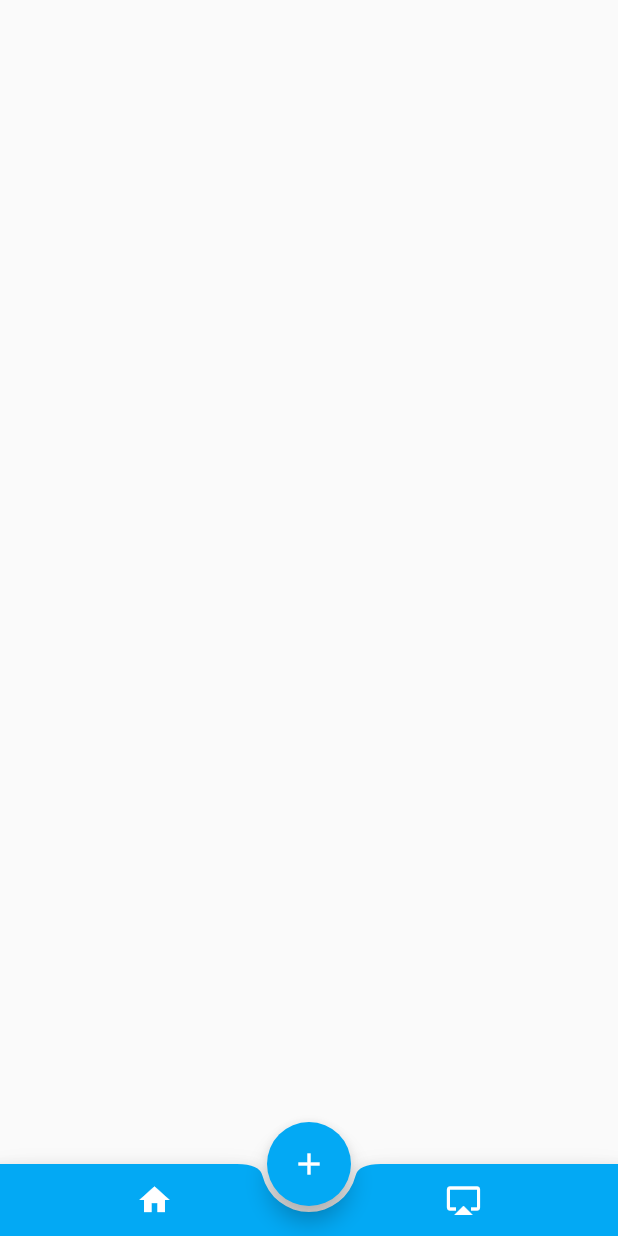
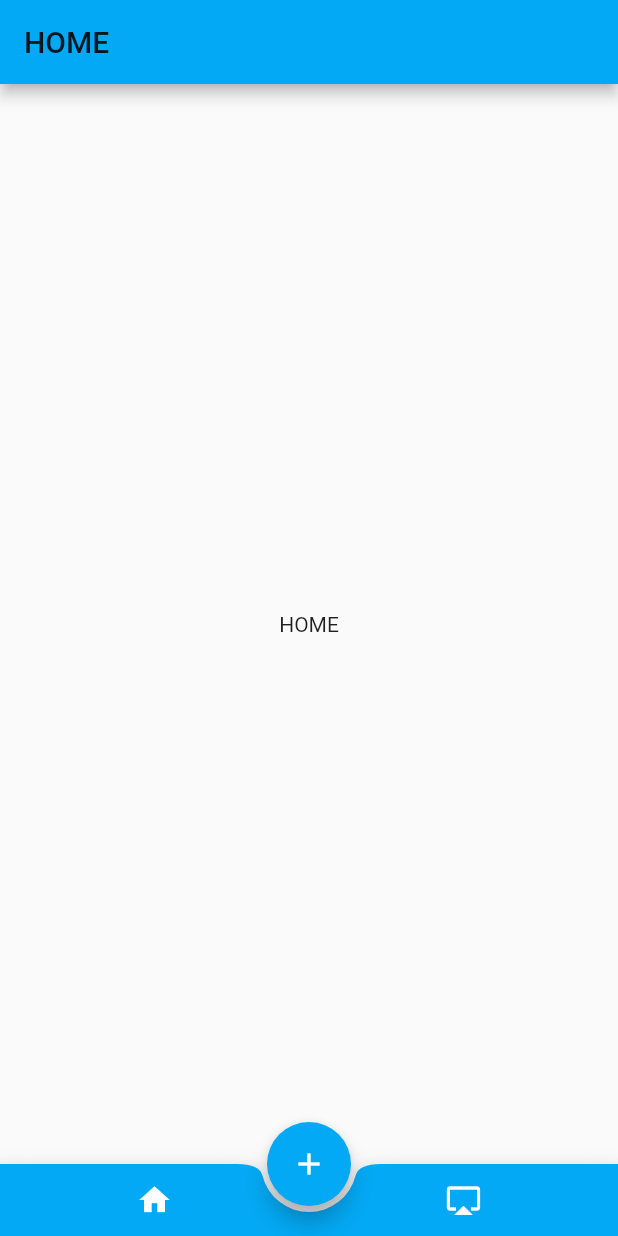
Before and after one commit to veshen/flutterExample, a Flutter app: the screen it shows after launch, after a tap on the "home" icon, on a phone screen of 412 x 824 dp. Run offline on Flutter 3.47's test engine with Material 2 defaults, Android fonts, the phone set to English and light mode, and no system bars.

Commit message:
动态配置路由页面

```diff
--- a/lib/bottom_app_bar.dart
+++ b/lib/bottom_app_bar.dart
@@ -1,4 +1,5 @@
 import 'package:flutter/material.dart';
+import 'each_view.dart';
 
 // stful 动态widget代码快速生成
 
@@ -11,11 +12,29 @@ class BottomAppBarDemo extends StatefulWidget {
 }
 
 class _BottomAppBarDemoState extends State<BottomAppBarDemo> {
+  List<Widget> _eachView;
+  int _index = 0;
+  @override
+  void initState() {// 初始化状态方法
+    // TODO: implement initState
+    super.initState();
+    _eachView = List();
+    _eachView..add(EachView('HOME'))..add(EachView('Airplay'));
+  }
   @override
   Widget build(BuildContext context) {
     return Scaffold(
+      body: _eachView[_index],
       floatingActionButton: FloatingActionButton( // fab 可交互浮动按钮
-        onPressed: (){},
+        onPressed: (){
+          Navigator.of(context).push(
+           MaterialPageRoute(
+             builder: (BuildContext context){
+               return EachView('New page');
+             }
+           )
+          );
+        },
         tooltip: '提示tooltip 长按显示',
         child: Icon(
           Icons.add,
@@ -33,12 +52,20 @@ class _BottomAppBarDemoState extends State<BottomAppBarDemo> {
             IconButton(
               icon: Icon(Icons.home),
               color: Colors.white,
-              onPressed: (){},
+              onPressed: (){
+                setState(() {
+                  _index = 0;
+                });
+              },
             ),
             IconButton(
               icon: Icon(Icons.airplay),
               color: Colors.white,
-              onPressed: (){},
+              onPressed: (){
+                setState(() {
+                  _index = 1;
+                });
+              },
             ),
           ],
         ),
--- /dev/null
+++ b/lib/each_view.dart
@@ -0,0 +1,24 @@
+import 'package:flutter/material.dart';
+
+class EachView extends StatefulWidget {
+  // final Widget child;
+  String _title;
+  EachView(this._title);
+  // EachView({Key key, this._title}) : super(key: key);
+  @override
+  _EachViewState createState() => _EachViewState();
+}
+
+class _EachViewState extends State<EachView> {
+  @override
+  Widget build(BuildContext context) {
+    return Scaffold(
+      appBar: AppBar(
+        title: Text(widget._title),
+      ),
+      body: Center(
+        child: Text(widget._title),
+      ),
+    );
+  }
+}
```
